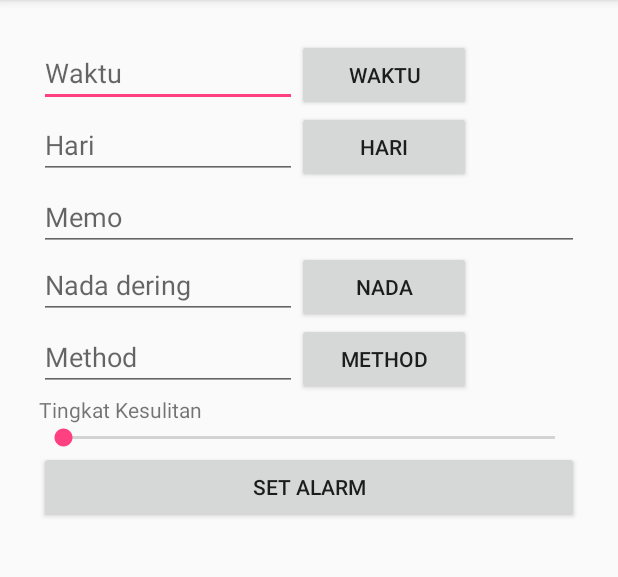
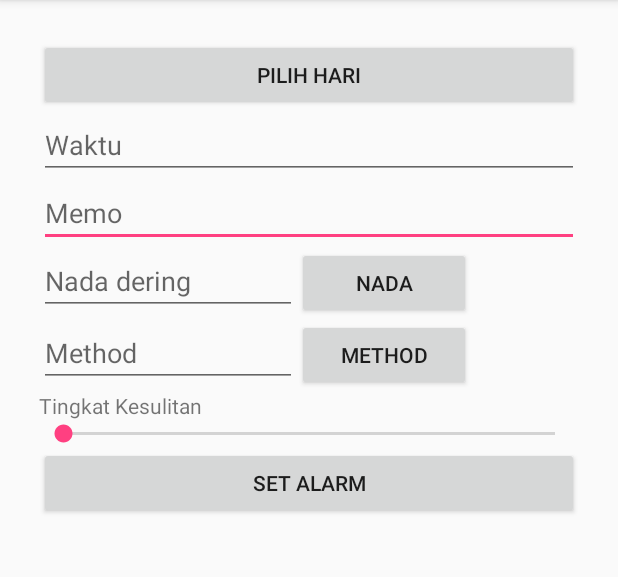
Before and after one commit to IntiSetia/WakeMeUp, an Android app: the tambahActivity screen opened directly, with no data from a screen before it, on a phone screen of 412 x 824 dp, the part 84-661 px from its top. Run offline under Robolectric (Android 15) with nearby library versions, the phone set to English and light mode, and no system bars.

Commit message:
Pembuatan popup checkbox hari,memberi validasi,membuat arraylist hari

```diff
--- a/app/src/main/AndroidManifest.xml
+++ b/app/src/main/AndroidManifest.xml
@@ -17,7 +17,7 @@
                 <category android:name="android.intent.category.LAUNCHER" />
             </intent-filter>
         </activity>
-        <activity android:name=".tambahActivity"></activity>
+        <activity android:name=".tambahActivity" />
     </application>
 
 </manifest>
--- a/app/src/main/java/id/sch/smktelkom_mlg/project/xiirpl103132333/wakemeup/tambahActivity.java
+++ b/app/src/main/java/id/sch/smktelkom_mlg/project/xiirpl103132333/wakemeup/tambahActivity.java
@@ -20,13 +20,16 @@ public class tambahActivity extends AppCompatActivity {
     static final int TIME_DIALOG_ID = 1;
     // variables to save user selected date and time
     public int hour, minute;
-    Button btnWaktu;
-    EditText etWaktu;
-    TimePicker alarm_timepicker;
+    Button btnHari;
+    EditText etWaktu, etMemo, etNada, etMethod;
+    TimePickerDialog alarm_timepicker;
+    TimePicker myTimePicker;
     AlarmManager alarm_manager;
     Context context;
+    Calendar calendar;
     // declare  the variables to Show/Set the date and time when Time and  Date Picker Dialog first appears
     private int mHour, mMinute;
+
     // Register  TimePickerDialog listener
     private TimePickerDialog.OnTimeSetListener mTimeSetListener = new TimePickerDialog.OnTimeSetListener() {
         // the callback received when the user "sets" the TimePickerDialog in the dialog
@@ -37,6 +40,7 @@ public class tambahActivity extends AppCompatActivity {
             etWaktu.setText(hour + ":" + minute);
         }
     };
+
 
     public tambahActivity() {
         // Assign current Date and Time Values to Variables
@@ -49,14 +53,17 @@ public class tambahActivity extends AppCompatActivity {
     protected void onCreate(Bundle savedInstanceState) {
         super.onCreate(savedInstanceState);
         setContentView(R.layout.activity_tambah);
-        btnWaktu = (Button) findViewById(R.id.buttonWaktu);
+        btnHari = (Button) findViewById(R.id.buttonHari);
         etWaktu = (EditText) findViewById(R.id.editTextWaktu);
+        etMemo = (EditText) findViewById(R.id.editTextMemo);
+        etNada = (EditText) findViewById(R.id.editTextNada);
+        etMethod = (EditText) findViewById(R.id.editTextMethod);
         int Hournow = Calendar.getInstance().get(Calendar.HOUR_OF_DAY);
         final int jamz = Hournow - hour;
         int Minnow = Calendar.getInstance().get(Calendar.MINUTE);
         final int minz = Minnow - mMinute;
         // Set ClickListener on btnSelectTime
-        btnWaktu.setOnClickListener(new View.OnClickListener() {
+        etWaktu.setOnClickListener(new View.OnClickListener() {
 
             public void onClick(View v) {
                 // Show the TimePickerDialog
@@ -67,12 +74,50 @@ public class tambahActivity extends AppCompatActivity {
         findViewById(R.id.buttonSet).setOnClickListener(new View.OnClickListener() {
             @Override
             public void onClick(View v) {
-                String a = etWaktu.getText().toString();
-                Toast.makeText(getApplicationContext(), "Alarm Akan Berbunyi " + mHour + "Jam " + minz + " Menit", Toast.LENGTH_SHORT).show();
-                Intent intent = new Intent(tambahActivity.this, MainActivity.class);
-                startActivity(intent);
+                if (isValid()) {
+                    String a = etWaktu.getText().toString();
+                    Toast.makeText(getApplicationContext(), "Alarm Akan Berbunyi " + a, Toast.LENGTH_SHORT).show();
+                    Intent intent = new Intent(tambahActivity.this, MainActivity.class);
+                    startActivity(intent);
+                }
             }
         });
+
+        findViewById(R.id.buttonHari).setOnClickListener(new View.OnClickListener() {
+            @Override
+            public void onClick(View v) {
+                Hari demo = new Hari();
+                demo.show(getSupportFragmentManager(), "multi-demo");
+            }
+        });
+    }
+
+    private boolean isValid() {
+        boolean valid = true;
+        String waktu = etWaktu.getText().toString();
+        String nada = etNada.getText().toString();
+        String method = etMethod.getText().toString();
+
+        if (waktu.isEmpty()) {
+            etWaktu.setError("Anda belum mengatur waktu");
+            valid = false;
+        } else {
+            etWaktu.setError(null);
+        }
+        if (nada.isEmpty()) {
+            etNada.setError("Pilih ringtone terlebih dahulu");
+            valid = false;
+        } else {
+            etNada.setError(null);
+        }
+        if (method.isEmpty()) {
+            etMethod.setError("Pilih metode terlebih dahulu");
+            valid = false;
+        } else {
+            etMethod.setError(null);
+        }
+
+        return valid;
     }
 
     @Override
--- a/app/src/main/res/layout/activity_tambah.xml
+++ b/app/src/main/res/layout/activity_tambah.xml
@@ -8,7 +8,7 @@
     android:paddingLeft="@dimen/activity_horizontal_margin"
     android:paddingRight="@dimen/activity_horizontal_margin"
     android:paddingTop="@dimen/activity_vertical_margin"
-    tools:context="id.sch.smktelkom_mlg.learn.cobababa.tambah_activity">
+    tools:context="id.sch.smktelkom_mlg.project.xiirpl103132333.wakemeup.tambahActivity">
 
     <ScrollView
         android:layout_width="match_parent"
@@ -22,63 +22,38 @@
 
             <LinearLayout
                 android:layout_width="match_parent"
-                android:layout_height="wrap_content"
-                android:orientation="horizontal">
-
-                <EditText
-                    android:id="@+id/editTextWaktu"
-                    android:layout_width="172dp"
-                    android:layout_height="wrap_content"
-                    android:ems="10"
-                    android:hint="Waktu"
-                    android:inputType="textPersonName" />
-
-                <Button
-                    android:id="@+id/buttonWaktu"
-                    android:layout_width="116dp"
-                    android:layout_height="wrap_content"
-                    android:onClick="showTimePickerDialog"
-                    android:text="Waktu" />
-            </LinearLayout>
-
-            <LinearLayout
-                android:layout_width="match_parent"
-                android:layout_height="wrap_content"
+                android:layout_height="match_parent"
                 android:orientation="vertical">
 
                 <LinearLayout
                     android:layout_width="match_parent"
-                    android:layout_height="wrap_content"
+                    android:layout_height="match_parent"
+                    android:orientation="horizontal">
+
+                    <Button
+                        android:id="@+id/buttonHari"
+                        android:layout_width="match_parent"
+                        android:layout_height="wrap_content"
+                        android:text="Pilih Hari" />
+                </LinearLayout>
+                <LinearLayout
+                    android:layout_width="match_parent"
+                    android:layout_height="match_parent"
                     android:orientation="vertical">
 
-                    <LinearLayout
+                    <EditText
+                        android:id="@+id/editTextWaktu"
                         android:layout_width="match_parent"
-                        android:layout_height="wrap_content"
-                        android:orientation="horizontal">
+                        android:layout_height="match_parent"
+                        android:ems="10"
+                        android:focusable="false"
+                        android:hint="Waktu"
+                        android:inputType="textPersonName" />
 
-                        <EditText
-                            android:id="@+id/editTextHari"
-                            android:layout_width="172dp"
-                            android:layout_height="wrap_content"
-                            android:ems="10"
-                            android:hint="Hari"
-                            android:inputType="textPersonName" />
-
-                        <Button
-                            android:id="@+id/buttonHari"
-                            android:layout_width="116dp"
-                            android:layout_height="wrap_content"
-                            android:text="Hari" />
-                    </LinearLayout>
                 </LinearLayout>
             </LinearLayout>
 
             <LinearLayout
-                android:layout_width="match_parent"
-                android:layout_height="wrap_content"
-                android:orientation="vertical">
-
-                <LinearLayout
                     android:layout_width="match_parent"
                     android:layout_height="wrap_content"
                     android:orientation="vertical">
@@ -188,6 +163,5 @@
 
                 </LinearLayout>
             </LinearLayout>
-        </LinearLayout>
     </ScrollView>
 </LinearLayout>
--- a/app/src/main/res/values/strings.xml
+++ b/app/src/main/res/values/strings.xml
@@ -6,4 +6,5 @@
     <string name="navigation_drawer_close">Close navigation drawer</string>
 
     <string name="action_settings">Settings</string>
+    <string name="title_activity_asd">asd</string>
 </resources>
```
Also changed, not shown: app/src/main/java/id/sch/smktelkom_mlg/project/xiirpl103132333/wakemeup/Hari.java (added, +47 -0 lines), app/src/main/res/values/Hari.xml (added, +12 -0 lines).
